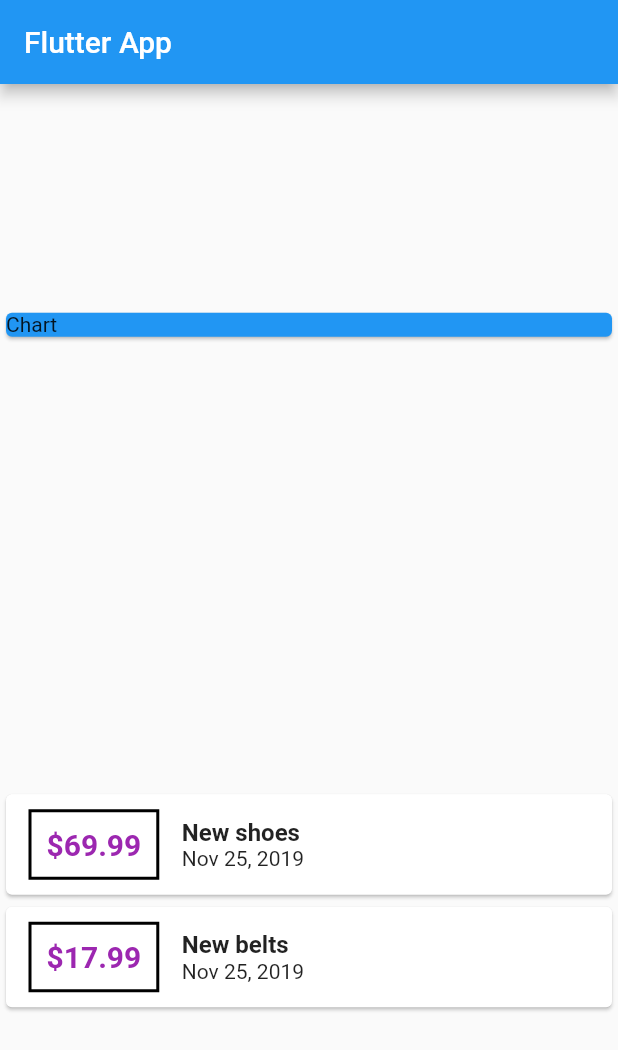
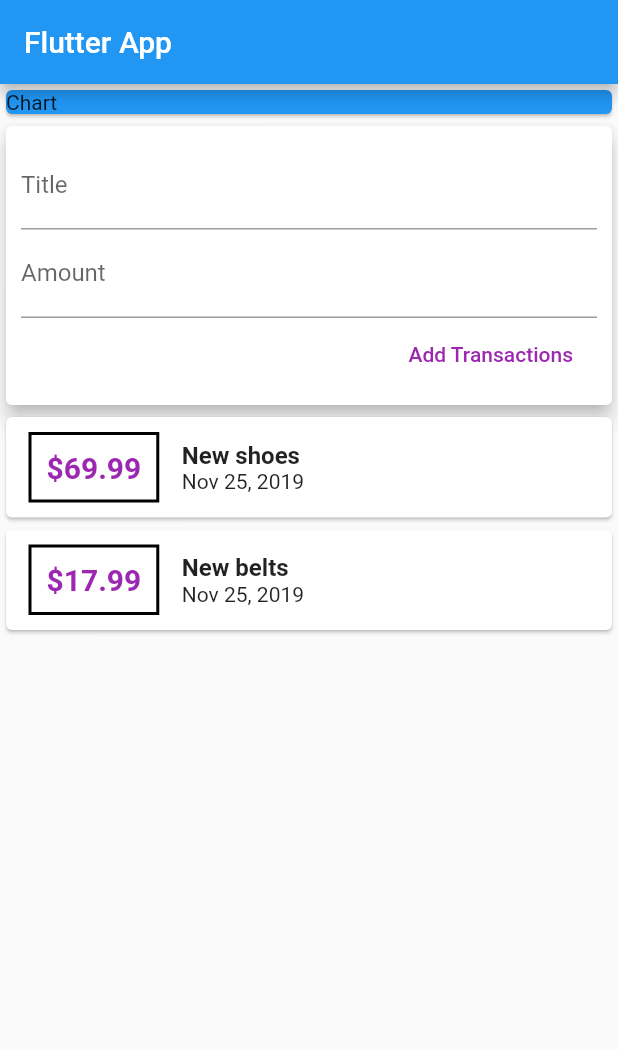
Before and after one commit to profchi/schedule, a Flutter app: the screen it shows after launch, on a phone screen of 412 x 824 dp. Shown: the top 1050 px of the screen. Run offline on Flutter 3.47's test engine with Material 2 defaults, Android fonts, the phone set to English and light mode, and no system bars.

Commit message:
Text input fields added

```diff
--- a/lib/main.dart
+++ b/lib/main.dart
@@ -33,6 +33,9 @@ class MyHomePage extends StatelessWidget {
     )
   ];
 
+  final titleController = TextEditingController();
+  final amountController = TextEditingController();
+
   @override
   Widget build(BuildContext context) {
     return Scaffold(
@@ -40,7 +43,7 @@ class MyHomePage extends StatelessWidget {
         title: Text( 'Flutter App'),
       ),
       body: Column(
-        mainAxisAlignment: MainAxisAlignment.spaceAround,
+        mainAxisAlignment: MainAxisAlignment.start,
         crossAxisAlignment: CrossAxisAlignment.stretch,
         children: <Widget>[
           Container(
@@ -48,6 +51,30 @@ class MyHomePage extends StatelessWidget {
             child: Card(
               color: Colors.blue,
               child: Text('Chart'),
+            ),
+          ),
+          Card(
+            elevation: 5,
+            child: Container(
+              padding: EdgeInsets.all(10),
+              child: Column(
+                crossAxisAlignment: CrossAxisAlignment.end,
+                children: <Widget>[
+                  TextField(
+                    decoration: InputDecoration( labelText: 'Title'),
+                    controller: titleController,
+                  ),
+                  TextField(
+                    decoration: InputDecoration( labelText: 'Amount'),
+                    controller: amountController,
+                  ),
+                  FlatButton(
+                    child: Text('Add Transactions'),
+                    textColor: Colors.purple,
+                    onPressed: () {},
+                  ),
+                ],
+              ),
             ),
           ),
           Column(
```
